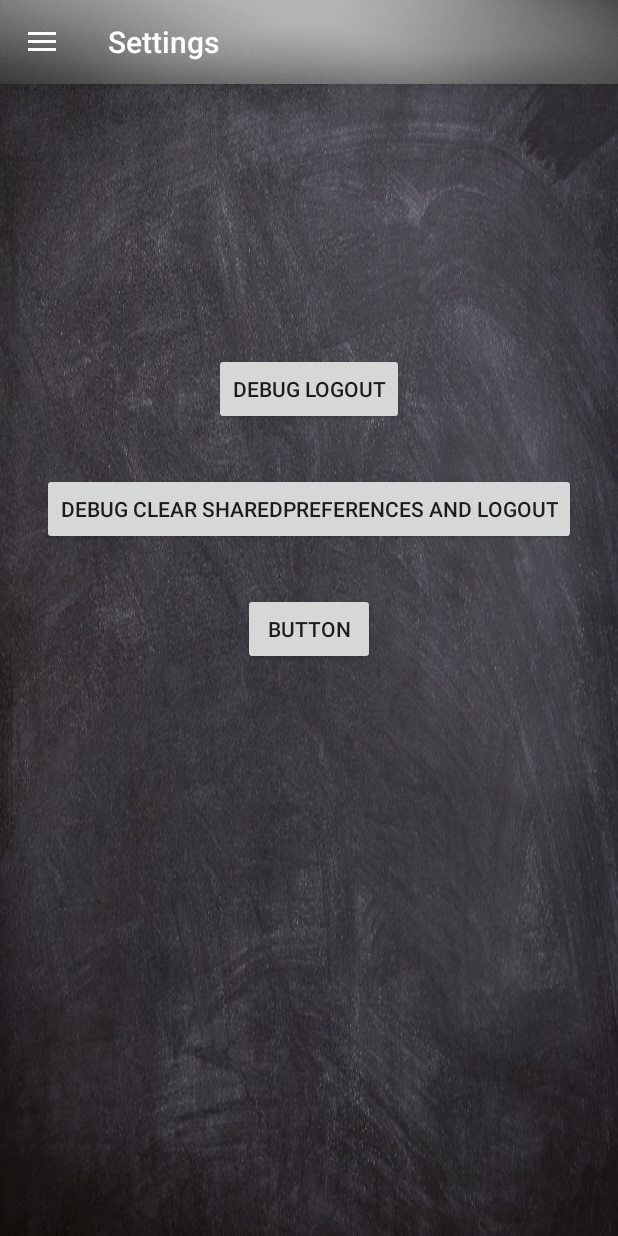
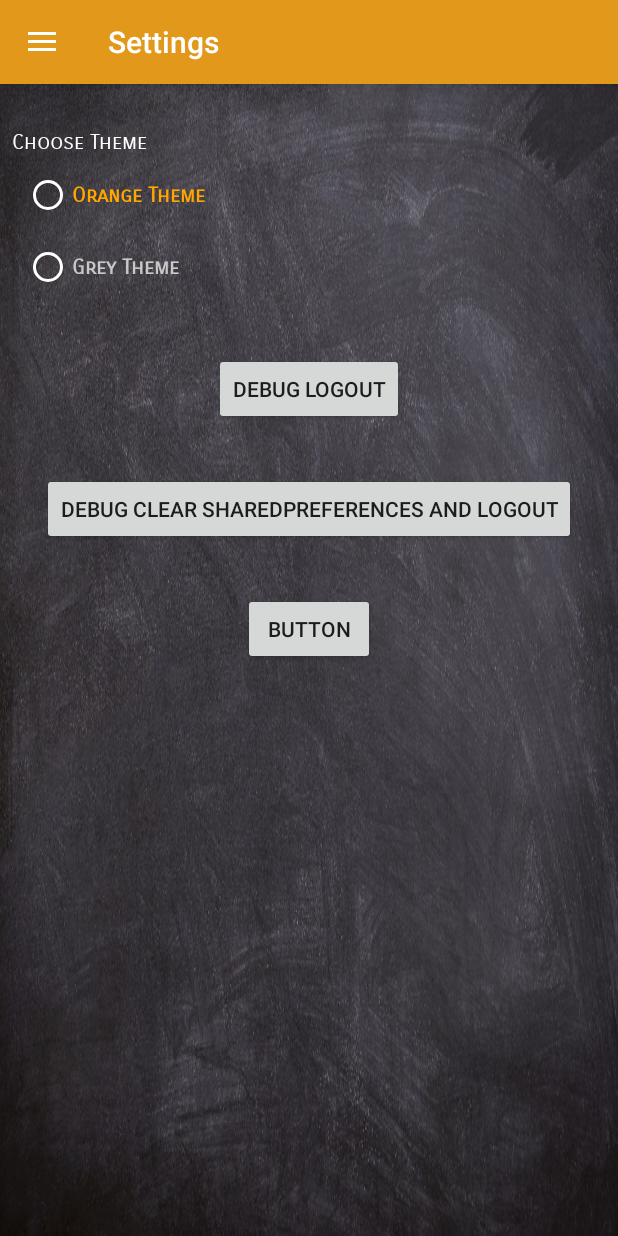
Before and after one commit to Daniel091/GameofChores, an Android app: the fragment SettingsFragment placed in its activity, on a phone screen of 412 x 824 dp. Run offline under Robolectric (Android 15) with nearby library versions, the phone set to English and light mode, and no system bars; our stand-ins replace Firebase (no records; nobody signed in at launch, a user with empty details on screens opened directly); libraries missing offline, so code that uses them is left out: com.firebase.ui.

Commit message:
add theme selection for the user -- WIP

```diff
--- a/app/src/main/java/sbd/pemgami/SettingsFragment.kt
+++ b/app/src/main/java/sbd/pemgami/SettingsFragment.kt
@@ -8,19 +8,25 @@ import android.util.Log
 import android.view.LayoutInflater
 import android.view.View
 import android.view.ViewGroup
+import android.widget.RadioButton
 import com.firebase.ui.auth.AuthUI
 import com.google.firebase.auth.FirebaseAuth
 import kotlinx.android.synthetic.main.fragment_settings.*
 import sbd.pemgami.LoginFlow.StartActivity
+import android.widget.RadioGroup
+import android.widget.Toast
+import kotlinx.android.synthetic.main.app_bar_home.*
 
 
 class SettingsFragment : Fragment() {
     private val fbAuth = FirebaseAuth.getInstance()
+    public var selectedColor = ""
 
     override fun onCreateView(inflater: LayoutInflater, container: ViewGroup?,
                               savedInstanceState: Bundle?): View? {
         // Inflate the layout for this fragment
         return inflater.inflate(R.layout.fragment_settings, container, false)
+
     }
 
     override fun onStart() {
@@ -37,6 +43,21 @@ class SettingsFragment : Fragment() {
             SharedPrefsUtils._debugClearPreferences(activity?.applicationContext)
             logUsrOut()
         }
+
+        ThemeRadioGroup.setOnCheckedChangeListener({ group, checkedId ->
+            val radioButton = view?.findViewById<RadioButton>(checkedId)
+            selectedColor = radioButton?.text.toString()
+            Toast.makeText(activity, radioButton?.text.toString() + " is selected", Toast.LENGTH_LONG).show()
+            if (id!=-1){
+                //Toast.makeText(activity,  " Debug!", Toast.LENGTH_LONG).show()
+                if (selectedColor == "Grey Theme" ){
+                    // TODO: Set Toolbar Color somehow....
+                    //toolbar.setBackgroundResource(R.color.colorWhite)
+                } else if (selectedColor == "Orange Theme" ){
+                    // set Toolbar Color to Orange somehow...
+                }
+            }
+        })
     }
 
     companion object {
--- a/app/src/main/res/layout/app_bar_home.xml
+++ b/app/src/main/res/layout/app_bar_home.xml
@@ -14,8 +14,8 @@
         <android.support.v7.widget.Toolbar
             android:id="@+id/toolbar"
             android:layout_width="match_parent"
+            android:background="#D9ffa600"
             android:layout_height="?attr/actionBarSize"
-            android:background="@drawable/headerbar"
             app:popupTheme="@style/AppTheme.PopupOverlay"/>
 
     </android.support.design.widget.AppBarLayout>
--- a/app/src/main/res/layout/fragment_settings.xml
+++ b/app/src/main/res/layout/fragment_settings.xml
@@ -7,6 +7,41 @@
     app:layout_behavior="@string/appbar_scrolling_view_behavior"
     tools:context=".SettingsFragment"
     android:background="@drawable/blackboard" >
+
+    <TextView
+        style="@style/EditTextStyle"
+        android:layout_width="match_parent"
+        android:layout_height="wrap_content"
+        android:paddingTop="30dp"
+        android:text="Choose Theme"/>
+
+    <RadioGroup
+        style="@style/EditTextStyle"
+        android:id="@+id/ThemeRadioGroup"
+        android:layout_width="match_parent"
+        android:layout_height="wrap_content"
+        android:paddingTop="50dp">
+
+        <RadioButton
+            style="@style/EditTextStyle"
+            android:buttonTint="@color/colorWhite"
+            android:textColor="#ffa600"
+            android:id="@+id/radioOrange"
+            android:textStyle="bold"
+            android:layout_width="wrap_content"
+            android:layout_height="wrap_content"
+            android:text="Orange Theme"/>
+
+        <RadioButton
+            style="@style/EditTextStyle"
+            android:buttonTint="@color/colorWhite"
+            android:id="@+id/radioGrey"
+            android:textColor="#c9c7c7"
+            android:textStyle="bold"
+            android:layout_width="wrap_content"
+            android:layout_height="wrap_content"
+            android:text="Grey Theme"/>
+    </RadioGroup>
 
     <Button
         android:id="@+id/logoutBtn"
```
